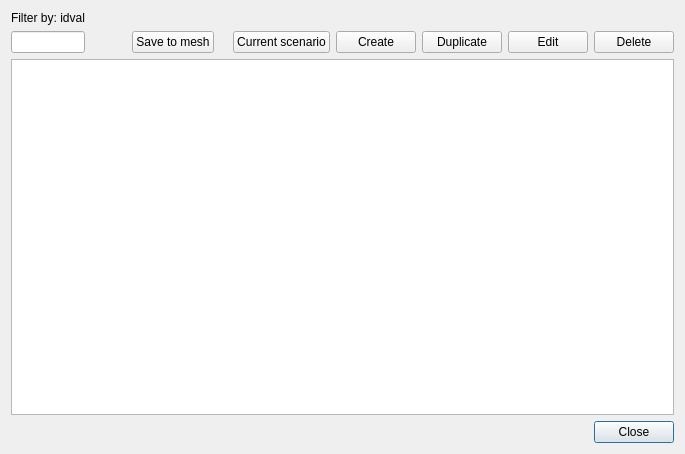
Old version of the form core/ui/toolbars/utilities/bc_scenario_manager.ui in the repository ibergis/ibergis_qgis_plugin.
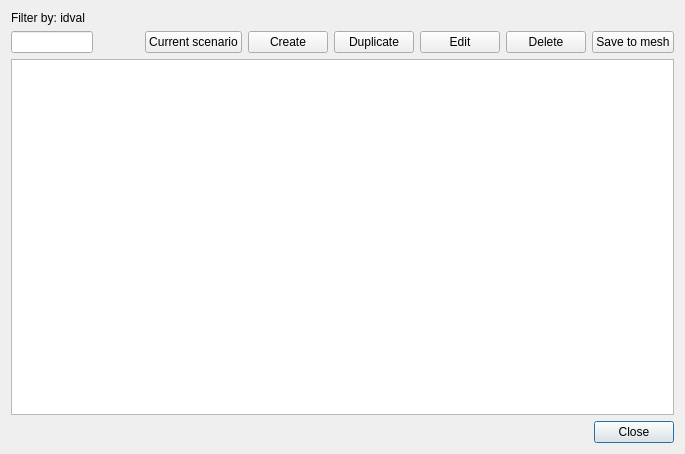
New version of the form.

Commit message: BC scenario manager: move 'Save to mesh' button

Patch:
```diff
--- a/core/ui/toolbars/utilities/bc_scenario_manager.ui
+++ b/core/ui/toolbars/utilities/bc_scenario_manager.ui
@@ -89,7 +89,21 @@
      <item row="1" column="0">
       <widget class="QLineEdit" name="txt_filter"/>
      </item>
-     <item row="1" column="1">
+     <item row="0" column="0">
+      <widget class="QLabel" name="lbl_filter">
+       <property name="text">
+        <string>Filter by: idval</string>
+       </property>
+      </widget>
+     </item>
+     <item row="1" column="9">
+      <widget class="QPushButton" name="btn_save_to_mesh">
+       <property name="text">
+        <string>Save to mesh</string>
+       </property>
+      </widget>
+     </item>
+     <item row="1" column="1" colspan="2">
       <spacer name="horizontalSpacer_2">
        <property name="orientation">
         <enum>Qt::Horizontal</enum>
@@ -102,20 +116,6 @@
        </property>
       </spacer>
      </item>
-     <item row="1" column="2">
-      <widget class="QPushButton" name="btn_save_to_mesh">
-       <property name="text">
-        <string>Save to mesh</string>
-       </property>
-      </widget>
-     </item>
-     <item row="0" column="0">
-      <widget class="QLabel" name="lbl_filter">
-       <property name="text">
-        <string>Filter by: idval</string>
-       </property>
-      </widget>
-     </item>
     </layout>
    </item>
   </layout>
```
Left out of the diff: 14 changed lines with no effect on the pictures.
